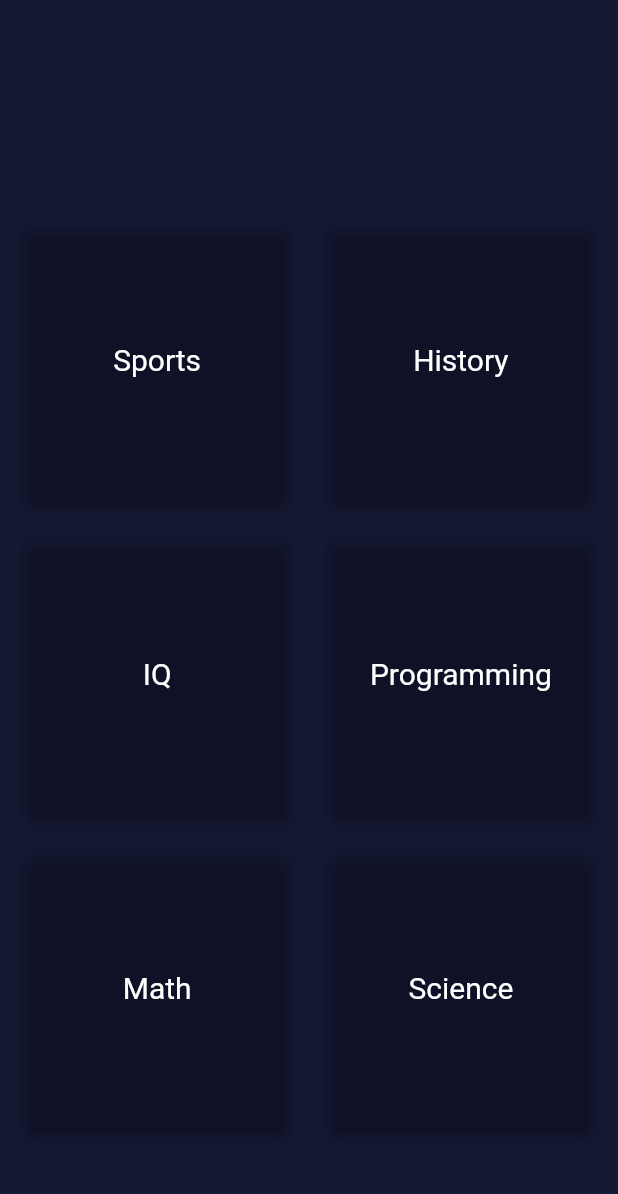
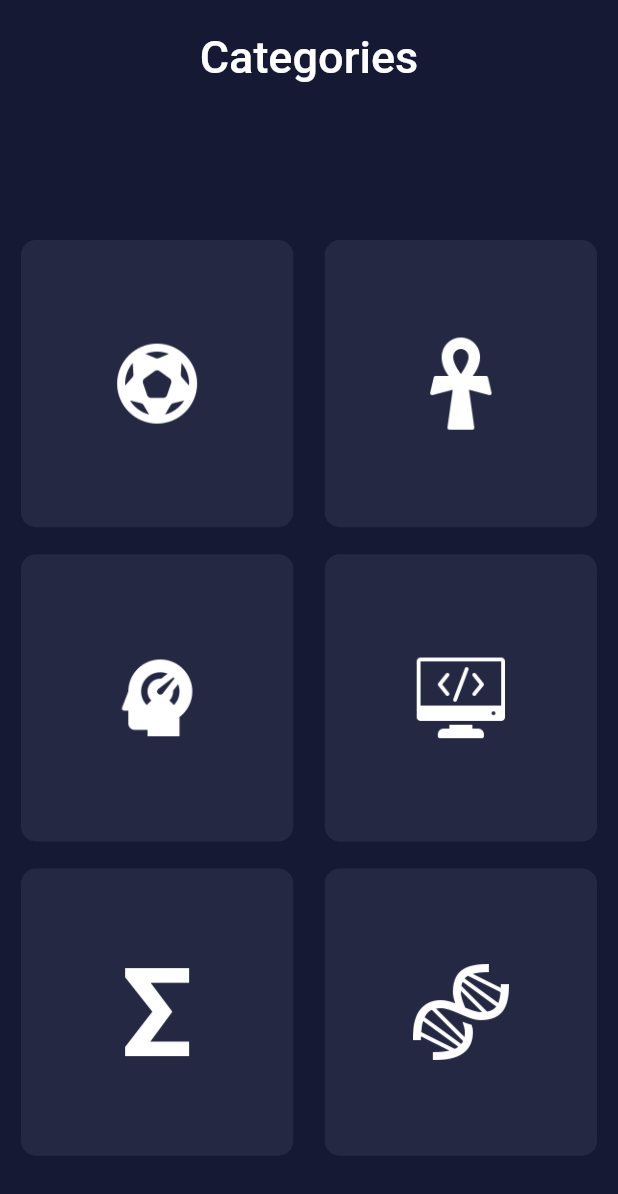
Before and after one commit to alaakorda/QuizApp, a Flutter app: the screen it shows after launch, on a phone screen of 412 x 824 dp. Shown: the top 1194 px of the screen. Run offline on Flutter 3.47's test engine with Material 2 defaults, Android fonts, the phone set to English and light mode, and no system bars; our stand-ins replace google_fonts, lottie.

Commit message:
categories

```diff
--- a/lib/screens/category_screen.dart
+++ b/lib/screens/category_screen.dart
@@ -7,10 +7,26 @@ class categoryscreen extends StatelessWidget {
 @override
 Widget build(BuildContext context) {
 return Scaffold(
+
+appBar: AppBar(
+  automaticallyImplyLeading: false,
+        title: Center(
+
+          child: Padding(
+            padding: const EdgeInsets.only(top: 20),
+            child: Text("Categories",style: TextStyle(fontSize: 30),),
+          ),
+        ),
+       backgroundColor: Colors.transparent,
+       elevation: 0,
+),
   backgroundColor: Color.fromARGB(255, 21, 25, 52),
-  body:Padding(
-    padding: const EdgeInsets.only(top: 140.0,left: 10),
+  body:Container(
+    child: Padding(
+      padding: const EdgeInsets.only(top: 100.0,left: 10),
+
       child: Center(
+
 
         child: GridView.builder(
               gridDelegate: SliverGridDelegateWithFixedCrossAxisCount(
@@ -25,6 +41,7 @@ return Scaffold(
             ),
       ),
     ),
+  ),
 
 );
 }
--- a/lib/screens/login_screen.dart
+++ b/lib/screens/login_screen.dart
@@ -202,7 +202,7 @@ class _login_screenState extends State<login_screen> {
                                                           gradient: LinearGradient(
                                 colors: [
 
-                                  Color.fromARGB(255, 33, 40, 87),
+                                  Color.fromARGB(255, 28, 34, 73),
                                   Color.fromARGB(255, 12, 117, 146),
                                 ],
                                 begin: Alignment.topCenter,
--- a/lib/widgets/category_container.dart
+++ b/lib/widgets/category_container.dart
@@ -9,14 +9,15 @@ class CategoryContainer extends StatelessWidget {
     required this.index,
   });
 
-  List<String> quizname = [
-    "Sports",
-    "History",
-    "IQ",
-    "Programming",
-    "Math",
-    "Science"
+  List<String> quizImages = [
+     "images/icons8-soccer-ball-96.png",
+    "images/icons8-ankh-100.png",
+    "images/icons8-intellect-100.png",
+    "images/icons8-programming-100.png",
+    "images/icons8-sigma-96.png",
+    "images/icons8-biotech-96.png"
   ];
+
   List<Color> quizcolor = [
     Color.fromARGB(255, 23, 33, 92),
     Color.fromARGB(255, 23, 33, 92),
@@ -28,11 +29,12 @@ class CategoryContainer extends StatelessWidget {
 
   @override
   Widget build(BuildContext context) {
-    return Row(
+    return Container(
+      child: Row(
         children: [
           Expanded(
             child: Card(
-            elevation: 4.0,
+              elevation: 0.0,
               color: Colors.transparent,
               shape: RoundedRectangleBorder(
                 borderRadius: BorderRadius.circular(10.0),
@@ -49,19 +51,16 @@ class CategoryContainer extends StatelessWidget {
                 },
                 child: Container(
                   decoration: BoxDecoration(
-                  color: Colors.transparent,
+                    color: Color.fromARGB(17, 255, 255, 255),
                     borderRadius: BorderRadius.circular(10.0),
                   ),
                   child: Center(
                     child: Padding(
                       padding: EdgeInsets.all(16.0),
-                    child: Text(
-                      quizname[index],
-                      style: TextStyle(
-                        fontSize: 20.0,
-                        color: Colors.white,
-                        fontWeight: FontWeight.normal,
-                      ),
+                      child: Image.asset(
+                        quizImages[index],
+                        width: 64.0,
+                        height: 64.0,
                       ),
                     ),
                   ),
@@ -71,6 +70,7 @@ class CategoryContainer extends StatelessWidget {
           ),
           SizedBox(width: 10.0),
         ],
+      ),
     );
   }
 }
```
Also changed, not shown: images/icons8-ankh-100.png (added), images/icons8-biotech-96.png (added), images/icons8-intellect-100 (1).png (added), images/icons8-intellect-100.png (added), images/icons8-math-100.png (added), images/icons8-math-50.png (added), images/icons8-programming-100.png (added), images/icons8-sigma-96.png (added), images/icons8-soccer-ball-24.png (added), images/icons8-soccer-ball-96.png (added), images/icons8-source-code-96.png (added), images/icons8-temperature-96.png (added). Lines whose indentation alone changed are shown as unchanged.
